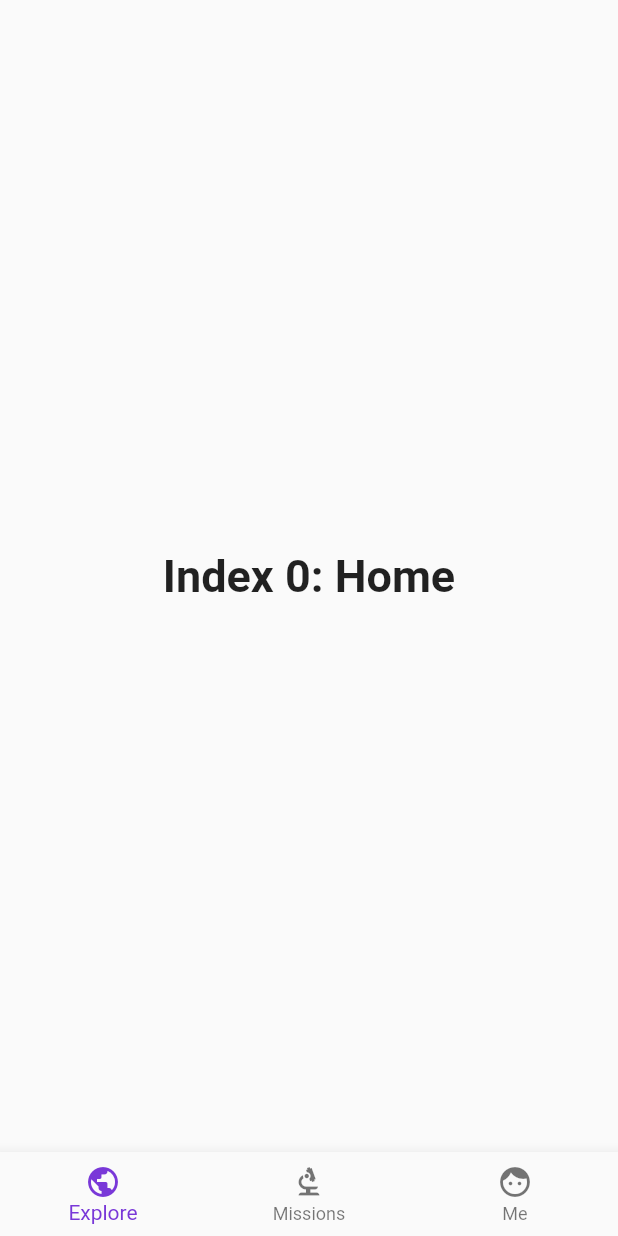
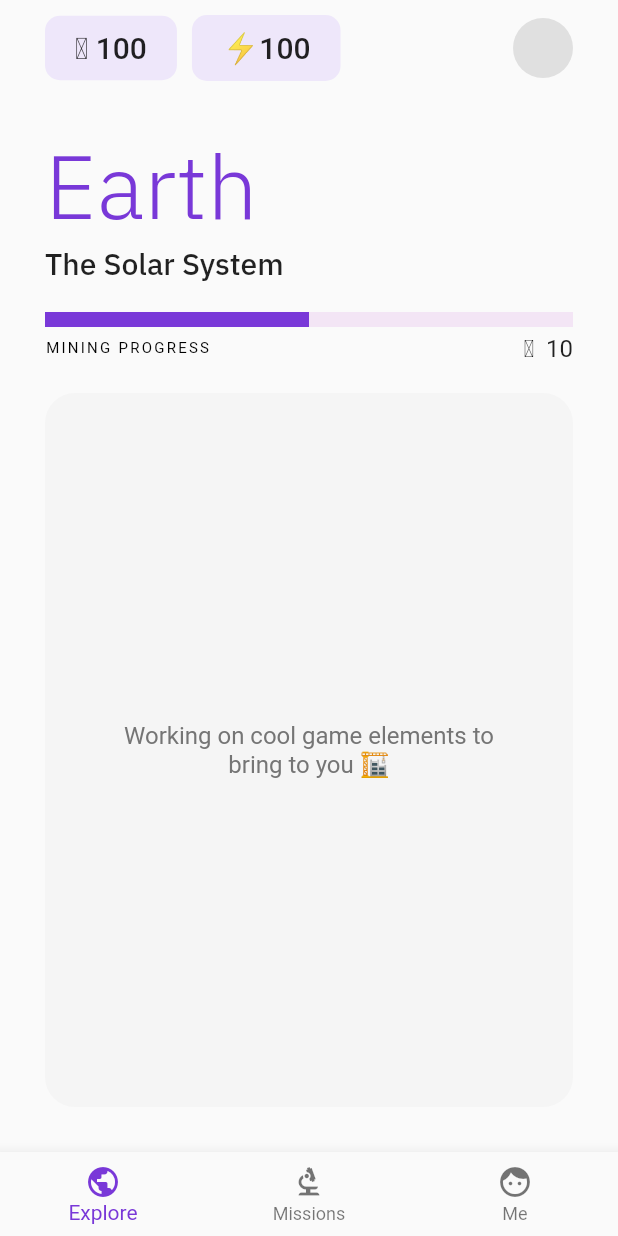
Before and after one commit to axiomacademy/solo, a Flutter app: the HomePage screen opened directly, on a phone screen of 412 x 824 dp. Run offline on Flutter 3.47's test engine with Material 2 defaults, Android fonts, the phone set to English and light mode, and no system bars; our stand-ins replace firebase_auth, firebase_core, flutter_svg, google_sign_in, smooth_page_indicator; missing offline and left inert: firebase_auth_web, firebase_core_web, google_sign_in_web, selectable_container; accounts and stored records are empty.

Commit message:
feat: added home page

```diff
--- a/lib/pages/home.dart
+++ b/lib/pages/home.dart
@@ -1,4 +1,68 @@
 import 'package:flutter/material.dart';
+
+class ExplorePage extends StatefulWidget {
+  ExplorePage({Key? key}) : super(key: key);
+
+  static Route route() {
+    return MaterialPageRoute<void>(builder: (_) => HomePage());
+  }
+
+  @override
+  _ExplorePageState createState() => _ExplorePageState();
+}
+
+class _ExplorePageState extends State<ExplorePage> {
+  @override
+  Widget build(BuildContext context) {
+    return Material(
+        child: SafeArea(
+            child: Container(
+                padding: EdgeInsets.all(30.0),
+                child: Column(
+                    crossAxisAlignment: CrossAxisAlignment.start,
+                    children: <Widget>[
+                      Text("Earth",
+                          style: Theme.of(context).primaryTextTheme.headline2),
+                      Text("The Solar System",
+                          style: Theme.of(context).textTheme.headline5),
+                      Container(
+                          margin: EdgeInsets.only(top: 20.0),
+                          child: LinearProgressIndicator(
+                              minHeight: 10.0,
+                              value: 0.5,
+                              backgroundColor: Colors.purple[50],
+                              color: Theme.of(context).primaryColor)),
+                      Container(
+                          margin: EdgeInsets.only(top: 5.0),
+                          child: Row(children: [
+                            Text("Mining Progress".toUpperCase(),
+                                style: Theme.of(context).textTheme.overline),
+                            Spacer(),
+                            Text("🪙  10",
+                                style: Theme.of(context).textTheme.subtitle1)
+                          ])),
+                      Expanded(
+                          child: Card(
+                              elevation: 0,
+                              color: Colors.grey[100],
+                              margin: EdgeInsets.only(top: 20.0),
+                              shape: RoundedRectangleBorder(
+                                  borderRadius:
+                                      BorderRadius.all(Radius.circular(20.0))),
+                              child: Center(
+                                  child: Container(
+                                width: 250,
+                                child: Text(
+                                    "Working on cool game elements to bring to you 🏗️",
+                                    textAlign: TextAlign.center,
+                                    style: Theme.of(context)
+                                        .textTheme
+                                        .subtitle1
+                                        ?.copyWith(color: Colors.grey[600])),
+                              )))),
+                    ]))));
+  }
+}
 
 class HomePage extends StatefulWidget {
   HomePage({Key? key}) : super(key: key);
@@ -13,13 +77,12 @@ class HomePage extends StatefulWidget {
 
 class _HomePageState extends State<HomePage> {
   int _selectedIndex = 0;
+
   static const TextStyle optionStyle =
       TextStyle(fontSize: 30, fontWeight: FontWeight.bold);
-  static const List<Widget> _widgetOptions = <Widget>[
-    Text(
-      'Index 0: Home',
-      style: optionStyle,
-    ),
+
+  List<Widget> _widgetOptions = <Widget>[
+    ExplorePage(),
     Text(
       'Index 1: Business',
       style: optionStyle,
@@ -40,6 +103,35 @@ class _HomePageState extends State<HomePage> {
   Widget build(BuildContext context) {
     return Material(
         child: Scaffold(
+      appBar: PreferredSize(
+          preferredSize: const Size.fromHeight(80.0),
+          child: SafeArea(
+              child: Container(
+                  margin: EdgeInsets.only(top: 10.0),
+                  padding: EdgeInsets.symmetric(horizontal: 30.0),
+                  child: Row(children: <Widget>[
+                    Container(
+                        padding: EdgeInsets.symmetric(
+                            vertical: 10.0, horizontal: 20.0),
+                        decoration: BoxDecoration(
+                            color: Color(0xFFEEE7FA),
+                            borderRadius:
+                                BorderRadius.all(Radius.circular(10.0))),
+                        margin: EdgeInsets.only(right: 10.0),
+                        child: Text("🪙 100",
+                            style: Theme.of(context).textTheme.headline6)),
+                    Container(
+                        padding: EdgeInsets.symmetric(
+                            vertical: 10.0, horizontal: 20.0),
+                        decoration: BoxDecoration(
+                            color: Color(0xFFEEE7FA),
+                            borderRadius:
+                                BorderRadius.all(Radius.circular(10.0))),
+                        child: Text("⚡100",
+                            style: Theme.of(context).textTheme.headline6)),
+                    Spacer(),
+                    CircleAvatar(backgroundColor: Colors.grey[300])
+                  ])))),
       body: Center(
         child: _widgetOptions.elementAt(_selectedIndex),
       ),
```
